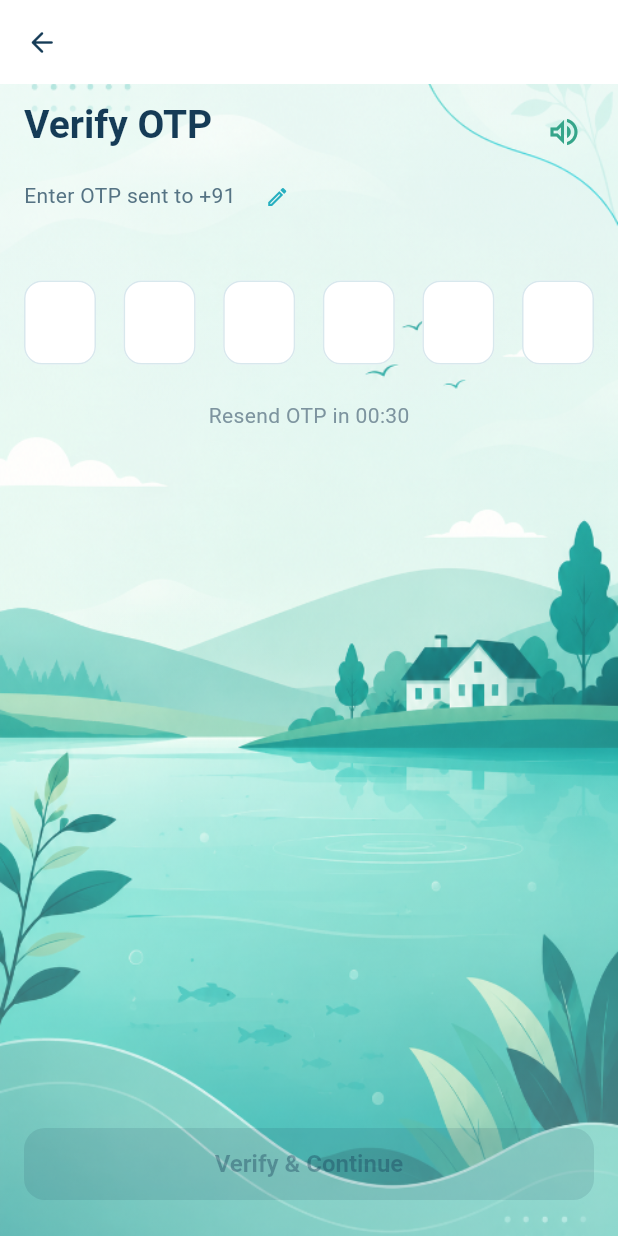
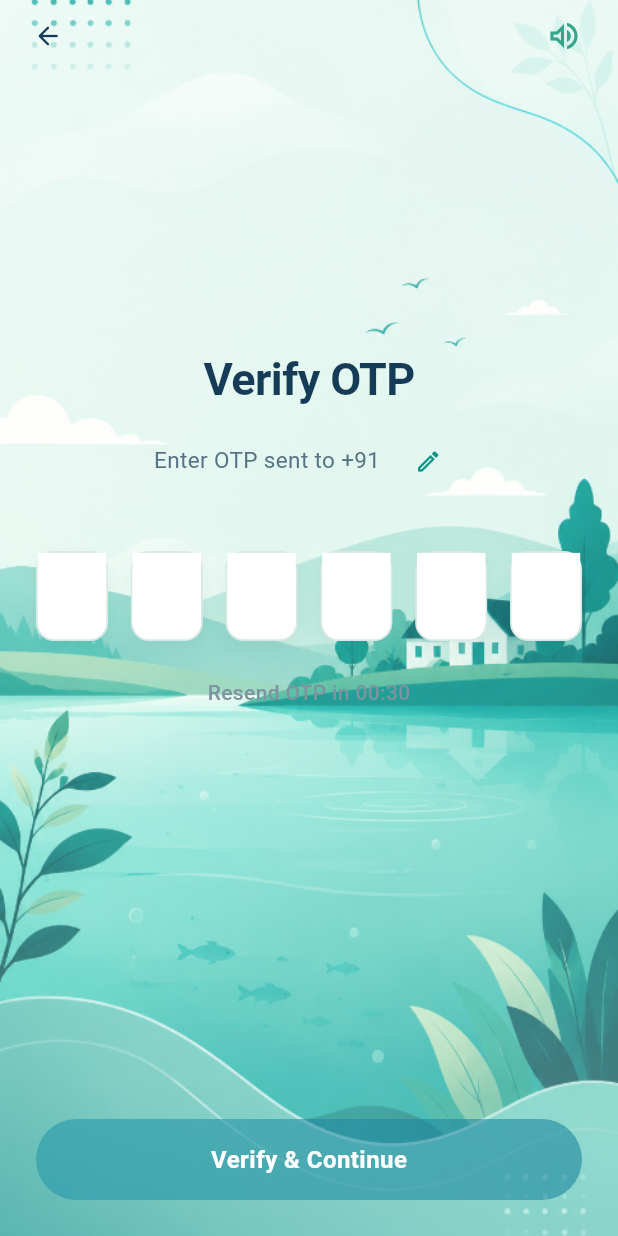
Before and after one commit to AquaverseAI/AquaVerse, a Flutter app: the OtpVerifyScreen screen opened by its route, on a phone screen of 412 x 824 dp. Run offline on Flutter 3.47's test engine with Material 3 defaults, Android fonts, the phone set to English and light mode, and no system bars; our stand-ins replace dio, drift, fl_chart, flutter_riverpod, flutter_secure_storage, go_router and 3 more; missing offline and left inert: sqlite3; accounts and stored records are empty; generated files the repository leaves out were written again.

Commit message:
feat(onboarding): vertically center content and enlarge inputs for PhoneEntryScreen and OtpVerifyScreen

```diff
--- a/lib/features/onboarding/presentation/otp_verify_screen.dart
+++ b/lib/features/onboarding/presentation/otp_verify_screen.dart
@@ -8,6 +8,7 @@ import '../../../shared/widgets/onboarding_scaffold.dart';
 import '../../../shared/widgets/speaker_button.dart';
 import 'controllers/onboarding_controller.dart';
 
+/// OTP Verification Screen with vertically centered layout and enlarged digit boxes.
 class OtpVerifyScreen extends ConsumerStatefulWidget {
   const OtpVerifyScreen({super.key});
 
@@ -94,47 +95,69 @@ class _OtpVerifyScreenState extends ConsumerState<OtpVerifyScreen>
         ? '${state.mobileNumber.substring(0, 5)} ${state.mobileNumber.substring(5)}'
         : state.mobileNumber;
 
+    const restBorderColor = Color(0xFFD8E8E4);
+    const focusBorderColor = Color(0xFF0E9488);
+
     return OnboardingScaffold(
-      appBar: AppBar(
-        backgroundColor: Colors.transparent,
-        elevation: 0,
-        leading: IconButton(
+      body: SafeArea(
+        child: Column(
+          children: [
+            // Top Bar: Back Button (left) & Speaker Button (right)
+            Padding(
+              padding: const EdgeInsets.symmetric(horizontal: 8.0),
+              child: Row(
+                children: [
+                  IconButton(
                     icon: const Icon(Icons.arrow_back_rounded, color: AppColors.textPrimary),
                     onPressed: () => context.pop(),
                   ),
+                  const Spacer(),
+                  SpeakerButton(
+                    textToSpeak: 'Verify OTP. Enter OTP sent to plus 91 $formattedMobile.',
                   ),
-      body: SafeArea(
+                  const SizedBox(width: 8),
+                ],
+              ),
+            ),
+
+            Expanded(
               child: Padding(
-          padding: const EdgeInsets.symmetric(horizontal: AppTheme.pageMargin, vertical: 12.0),
+                padding: const EdgeInsets.symmetric(horizontal: 24.0),
                 child: Column(
-            crossAxisAlignment: CrossAxisAlignment.start,
+                  crossAxisAlignment: CrossAxisAlignment.center,
                   children: [
-              // Title & Subtitle Row
-              Row(
-                crossAxisAlignment: CrossAxisAlignment.start,
-                children: [
-                  Expanded(
-                    child: Column(
-                      crossAxisAlignment: CrossAxisAlignment.start,
-                      children: [
-                        Text(
+                    // Vertical centering top spacer
+                    const Spacer(flex: 2),
+
+                    // Centered Title & Subtitle
+                    const Text(
                       'Verify OTP',
-                          style: Theme.of(context).textTheme.headlineLarge,
+                      textAlign: TextAlign.center,
+                      style: TextStyle(
+                        fontSize: 30,
+                        fontWeight: FontWeight.bold,
+                        color: AppColors.textPrimary,
+                        letterSpacing: -0.4,
+                      ),
                     ),
                     const SizedBox(height: 8),
                     Row(
+                      mainAxisAlignment: MainAxisAlignment.center,
                       children: [
                         Text(
                           'Enter OTP sent to +91 $formattedMobile',
-                              style: Theme.of(context).textTheme.bodyMedium?.copyWith(
+                          style: const TextStyle(
+                            fontSize: 15,
+                            fontWeight: FontWeight.w400,
                             color: AppColors.textSecondary,
                           ),
                         ),
+                        const SizedBox(width: 4),
                         IconButton(
                           icon: const Icon(
                             Icons.edit_outlined,
-                                size: 16,
-                                color: AppColors.primary500,
+                            size: 18,
+                            color: focusBorderColor,
                           ),
                           onPressed: () => context.pop(),
                           padding: EdgeInsets.zero,
@@ -142,18 +165,10 @@ class _OtpVerifyScreenState extends ConsumerState<OtpVerifyScreen>
                         ),
                       ],
                     ),
-                      ],
-                    ),
-                  ),
-                  SpeakerButton(
-                    textToSpeak: 'Verify OTP. Enter OTP sent to plus 91 $formattedMobile.',
-                  ),
-                ],
-              ),
 
-              const SizedBox(height: 32),
+                    const SizedBox(height: 36),
 
-              // 6 Separate Digit Boxes with Shake Animation
+                    // 6 Separate Digit Boxes with Shake Animation (Enlarged)
                     AnimatedBuilder(
                       animation: _shakeAnimation,
                       builder: (context, child) {
@@ -166,17 +181,37 @@ class _OtpVerifyScreenState extends ConsumerState<OtpVerifyScreen>
                         mainAxisAlignment: MainAxisAlignment.spaceBetween,
                         children: List.generate(6, (index) {
                           final isError = state.isOtpInvalid;
+                          final isFocused = _focusNodes[index].hasFocus;
 
-                    return SizedBox(
+                          return Container(
                             width: 48,
-                      height: 56,
+                            height: 60,
+                            decoration: BoxDecoration(
+                              color: Colors.white,
+                              borderRadius: BorderRadius.circular(12),
+                              border: Border.all(
+                                color: isError
+                                    ? AppColors.critical
+                                    : (isFocused ? focusBorderColor : restBorderColor),
+                                width: isError || isFocused ? 2.0 : 1.2,
+                              ),
+                              boxShadow: [
+                                BoxShadow(
+                                  color: isFocused
+                                      ? focusBorderColor.withValues(alpha: 0.15)
+                                      : Colors.black.withValues(alpha: 0.03),
+                                  blurRadius: 8,
+                                  offset: const Offset(0, 2),
+                                )
+                              ],
+                            ),
                             child: TextField(
                               controller: _controllers[index],
                               focusNode: _focusNodes[index],
                               keyboardType: TextInputType.number,
                               textAlign: TextAlign.center,
                               style: const TextStyle(
-                          fontSize: 22,
+                                fontSize: 24,
                                 fontWeight: FontWeight.bold,
                                 color: AppColors.textPrimary,
                               ),
@@ -184,24 +219,13 @@ class _OtpVerifyScreenState extends ConsumerState<OtpVerifyScreen>
                                 FilteringTextInputFormatter.digitsOnly,
                                 LengthLimitingTextInputFormatter(1),
                               ],
-                        decoration: InputDecoration(
-                          filled: true,
-                          fillColor: AppColors.surface,
-                          contentPadding: const EdgeInsets.symmetric(vertical: 12),
-                          enabledBorder: OutlineInputBorder(
-                            borderRadius: BorderRadius.circular(AppTheme.inputRadius),
-                            borderSide: BorderSide(
-                              color: isError ? AppColors.critical : AppColors.border,
-                              width: isError ? 1.5 : 1.0,
-                            ),
-                          ),
-                          focusedBorder: OutlineInputBorder(
-                            borderRadius: BorderRadius.circular(AppTheme.inputRadius),
-                            borderSide: BorderSide(
-                              color: isError ? AppColors.critical : AppColors.primary500,
-                              width: 2.0,
-                            ),
-                          ),
+                              decoration: const InputDecoration(
+                                border: InputBorder.none,
+                                enabledBorder: InputBorder.none,
+                                focusedBorder: InputBorder.none,
+                                errorBorder: InputBorder.none,
+                                focusedErrorBorder: InputBorder.none,
+                                contentPadding: EdgeInsets.zero,
                               ),
                               onChanged: (value) => _onDigitChanged(index, value),
                             ),
@@ -215,6 +239,7 @@ class _OtpVerifyScreenState extends ConsumerState<OtpVerifyScreen>
                       Center(
                         child: Text(
                           state.errorMessage!,
+                          textAlign: TextAlign.center,
                           style: const TextStyle(
                             color: AppColors.critical,
                             fontSize: 13,
@@ -233,6 +258,7 @@ class _OtpVerifyScreenState extends ConsumerState<OtpVerifyScreen>
                               'Resend OTP in 00:${state.resendCountdown.toString().padLeft(2, '0')}',
                               style: const TextStyle(
                                 fontSize: 14,
+                                fontWeight: FontWeight.w500,
                                 color: AppColors.textMuted,
                               ),
                             )
@@ -247,17 +273,48 @@ class _OtpVerifyScreenState extends ConsumerState<OtpVerifyScreen>
                                 style: TextStyle(
                                   fontSize: 15,
                                   fontWeight: FontWeight.bold,
-                            color: AppColors.primary500,
+                                  color: focusBorderColor,
                                 ),
                               ),
                             ),
                     ),
 
-              const Spacer(),
+                    // Bottom Spacer for vertical balance
+                    const Spacer(flex: 3),
 
-              // Submit / Verify Button
-              ElevatedButton(
+                    // Primary Pill Gradient CTA Button ("Verify & Continue")
+                    Container(
+                      width: double.infinity,
+                      height: 54,
+                      decoration: BoxDecoration(
+                        gradient: (state.isOtpValid && !state.isLoading)
+                            ? AppColors.langCtaGradient
+                            : LinearGradient(
+                                colors: [
+                                  AppColors.primary500.withValues(alpha: 0.5),
+                                  AppColors.primary600.withValues(alpha: 0.5),
+                                ],
+                              ),
+                        borderRadius: BorderRadius.circular(27),
+                        boxShadow: (state.isOtpValid && !state.isLoading)
+                            ? [
+                                BoxShadow(
+                                  color: focusBorderColor.withValues(alpha: 0.3),
+                                  blurRadius: 14,
+                                  offset: const Offset(0, 4),
+                                )
+                              ]
+                            : null,
+                      ),
+                      child: ElevatedButton(
                         onPressed: (state.isOtpValid && !state.isLoading) ? _onVerifyOtp : null,
+                        style: ElevatedButton.styleFrom(
+                          backgroundColor: Colors.transparent,
+                          shadowColor: Colors.transparent,
+                          shape: RoundedRectangleBorder(
+                            borderRadius: BorderRadius.circular(27),
+                          ),
+                        ),
                         child: state.isLoading
                             ? const SizedBox(
                                 width: 24,
@@ -267,11 +324,24 @@ class _OtpVerifyScreenState extends ConsumerState<OtpVerifyScreen>
                                   strokeWidth: 2.5,
                                 ),
                               )
-                    : const Text('Verify & Continue'),
+                            : const Text(
+                                'Verify & Continue',
+                                style: TextStyle(
+                                  fontSize: 16,
+                                  fontWeight: FontWeight.bold,
+                                  color: Colors.white,
+                                  letterSpacing: 0.3,
                                 ),
-              const SizedBox(height: 12),
+                              ),
+                      ),
+                    ),
+
+                    const SizedBox(height: 24),
                   ],
                 ),
+              ),
+            ),
+          ],
         ),
       ),
     );
--- a/lib/features/onboarding/presentation/phone_entry_screen.dart
+++ b/lib/features/onboarding/presentation/phone_entry_screen.dart
@@ -7,12 +7,7 @@ import '../../../core/theme/app_theme.dart';
 import '../../../shared/widgets/speaker_button.dart';
 import 'controllers/onboarding_controller.dart';
 
-/// Phone Entry Screen with centered content layout.
-/// Features:
-/// - Top-left back arrow button.
-/// - Top-right speaker accessibility button.
-/// - Centered title, subtitle, field label, and mobile input row.
-/// - Single primary "Send OTP" pill CTA button at bottom (Secondary email button removed per request).
+/// Phone Entry Screen with vertically centered layout and enlarged input box.
 class PhoneEntryScreen extends ConsumerStatefulWidget {
   const PhoneEntryScreen({super.key});
 
@@ -105,33 +100,34 @@ class _PhoneEntryScreenState extends ConsumerState<PhoneEntryScreen> {
                     child: Column(
                       crossAxisAlignment: CrossAxisAlignment.center,
                       children: [
-                        const SizedBox(height: 16),
+                        // Vertical centering spacer
+                        const Spacer(flex: 2),
 
                         // Centered Title & Subtitle
                         const Text(
                           'Welcome back',
                           textAlign: TextAlign.center,
                           style: TextStyle(
-                            fontSize: 28,
+                            fontSize: 30,
                             fontWeight: FontWeight.bold,
                             color: AppColors.textPrimary,
                             letterSpacing: -0.4,
                           ),
                         ),
-                        const SizedBox(height: 6),
+                        const SizedBox(height: 8),
                         const Text(
                           'Enter your mobile number to continue',
                           textAlign: TextAlign.center,
                           style: TextStyle(
-                            fontSize: 14,
+                            fontSize: 15,
                             fontWeight: FontWeight.w400,
                             color: AppColors.textSecondary,
                           ),
                         ),
 
-                        const SizedBox(height: 36),
+                        const SizedBox(height: 40),
 
-                        // Centered Form: Underline-style Mobile Input
+                        // Centered Form: Enlarged Underline-style Mobile Input
                         Column(
                           crossAxisAlignment: CrossAxisAlignment.center,
                           children: [
@@ -140,23 +136,23 @@ class _PhoneEntryScreenState extends ConsumerState<PhoneEntryScreen> {
                               'MOBILE NUMBER',
                               textAlign: TextAlign.center,
                               style: TextStyle(
-                                fontSize: 12,
+                                fontSize: 13,
                                 fontWeight: FontWeight.bold,
-                                letterSpacing: 0.8,
+                                letterSpacing: 1.0,
                                 color: AppColors.textSecondary,
                               ),
                             ),
-                            const SizedBox(height: 12),
+                            const SizedBox(height: 16),
 
-                            // Underline Input Container
+                            // Enlarged Underline Input Container
                             AnimatedContainer(
                               duration: const Duration(milliseconds: 200),
-                              padding: const EdgeInsets.only(bottom: 8),
+                              padding: const EdgeInsets.only(bottom: 12),
                               decoration: BoxDecoration(
                                 border: Border(
                                   bottom: BorderSide(
                                     color: currentBorderColor,
-                                    width: _isFocused || state.isMobileValid || state.errorMessage != null ? 2.0 : 1.2,
+                                    width: _isFocused || state.isMobileValid || state.errorMessage != null ? 2.5 : 1.5,
                                   ),
                                 ),
                               ),
@@ -164,24 +160,24 @@ class _PhoneEntryScreenState extends ConsumerState<PhoneEntryScreen> {
                                 mainAxisAlignment: MainAxisAlignment.center,
                                 crossAxisAlignment: CrossAxisAlignment.center,
                                 children: [
-                                  // Fixed +91 Country Prefix
+                                  // Fixed +91 Country Prefix (Enlarged)
                                   const Text(
                                     '+91',
                                     style: TextStyle(
-                                      fontSize: 18,
+                                      fontSize: 22,
                                       fontWeight: FontWeight.bold,
                                       color: AppColors.textPrimary,
                                     ),
                                   ),
-                                  const SizedBox(width: 12),
+                                  const SizedBox(width: 14),
                                   Container(
-                                    width: 1,
-                                    height: 20,
+                                    width: 1.5,
+                                    height: 24,
                                     color: currentBorderColor,
                                   ),
-                                  const SizedBox(width: 12),
+                                  const SizedBox(width: 14),
 
-                                  // 10-Digit Mobile Text Field
+                                  // 10-Digit Mobile Text Field (Enlarged)
                                   Expanded(
                                     child: TextField(
                                       controller: _phoneController,
@@ -192,15 +188,15 @@ class _PhoneEntryScreenState extends ConsumerState<PhoneEntryScreen> {
                                         LengthLimitingTextInputFormatter(10),
                                       ],
                                       style: const TextStyle(
-                                        fontSize: 18,
-                                        fontWeight: FontWeight.w600,
-                                        letterSpacing: 1.5,
+                                        fontSize: 22,
+                                        fontWeight: FontWeight.bold,
+                                        letterSpacing: 2.0,
                                         color: AppColors.textPrimary,
                                       ),
                                       decoration: const InputDecoration(
                                         hintText: 'Enter mobile number',
                                         hintStyle: TextStyle(
-                                          fontSize: 16,
+                                          fontSize: 18,
                                           fontWeight: FontWeight.w400,
                                           letterSpacing: 0.2,
                                           color: AppColors.textMuted,
@@ -225,7 +221,7 @@ class _PhoneEntryScreenState extends ConsumerState<PhoneEntryScreen> {
                             ),
 
                             if (state.errorMessage != null) ...[
-                              const SizedBox(height: 8),
+                              const SizedBox(height: 10),
                               Text(
                                 state.errorMessage!,
                                 textAlign: TextAlign.center,
@@ -239,7 +235,8 @@ class _PhoneEntryScreenState extends ConsumerState<PhoneEntryScreen> {
                           ],
                         ),
 
-                        const Spacer(),
+                        // Bottom Spacer for vertical balance
+                        const Spacer(flex: 3),
 
                         // Primary Pill Gradient CTA Button ("Send OTP")
                         Container(
```
Lines whose indentation alone changed are shown as unchanged.
